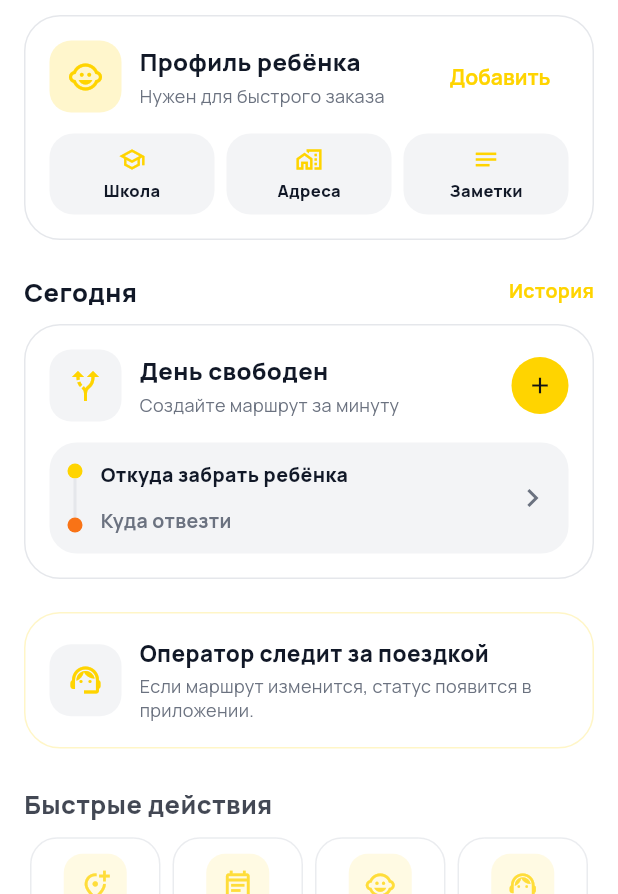
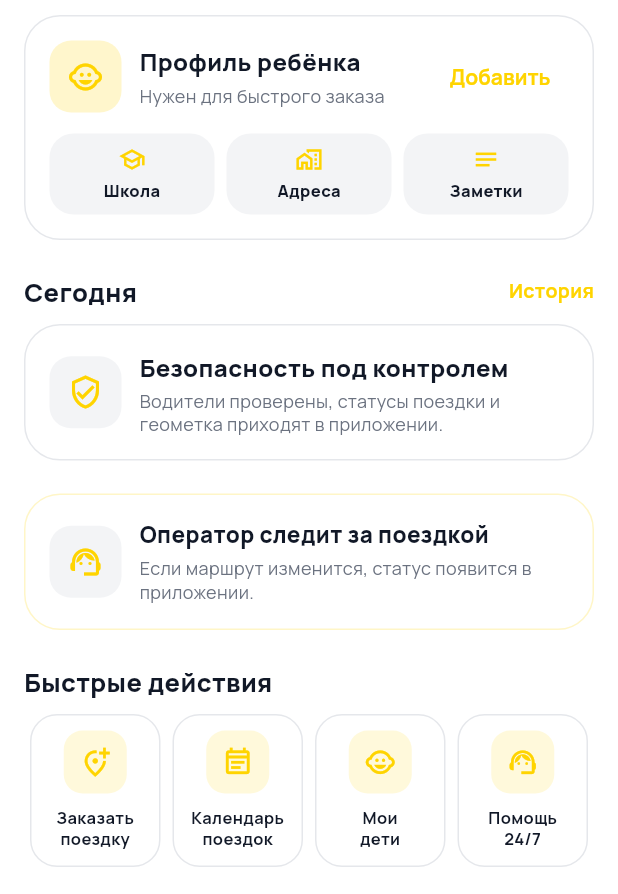
Before and after one commit to b1rzhaan/taxikids, a Flutter app: the ParentHomeScreen screen opened directly, scrolled down 338 dp, on a phone screen of 412 x 824 dp, the part 342-1236 px from its top. Run offline on Flutter 3.47's test engine with Material 3 defaults, Android fonts, the light colour scheme and no system bars; our stand-ins replace dio, flutter_map, flutter_tts, geolocator, google_fonts, image_picker and 3 more; missing offline and left inert: flutter_map_cancellable_tile_provider; accounts and stored records are empty; network calls fail.

Commit message:
Fix support text and parent navigation polish

```diff
--- a/mobile/lib/features/parent/parent_home_screen.dart
+++ b/mobile/lib/features/parent/parent_home_screen.dart
@@ -640,58 +640,38 @@ class _ParentHomeScreenState extends State<ParentHomeScreen> {
   }
 
   Widget _todayPlanEmpty() {
-    return GestureDetector(
-      onTap: _order,
-      child: Container(
+    return Container(
       padding: const EdgeInsets.all(16),
       decoration: BoxDecoration(
         color: AppColors.surface,
         borderRadius: BorderRadius.circular(24),
         border: Border.all(color: AppColors.line),
       ),
-        child: Column(
+      child: const Row(
         children: [
-            Row(
-              children: [
-                const SoftIcon(Icons.alt_route_outlined, size: 48),
-                const SizedBox(width: 12),
-                const Expanded(
+          SoftIcon(Icons.verified_user_outlined, size: 48),
+          SizedBox(width: 12),
+          Expanded(
             child: Column(
               crossAxisAlignment: CrossAxisAlignment.start,
               children: [
                 Text(
-                        'День свободен',
+                  'Безопасность под контролем',
+                  style: TextStyle(fontSize: 16, fontWeight: FontWeight.w900),
+                ),
+                SizedBox(height: 4),
+                Text(
+                  'Водители проверены, статусы поездки и геометка приходят в приложении.',
                   style: TextStyle(
-                          fontSize: 16,
-                          fontWeight: FontWeight.w900,
+                    color: AppColors.muted,
+                    fontSize: 12,
+                    height: 1.25,
                   ),
-                      ),
-                      SizedBox(height: 3),
-                      Text(
-                        'Создайте маршрут за минуту',
-                        style: TextStyle(color: AppColors.muted, fontSize: 12),
                 ),
               ],
             ),
           ),
-                Container(
-                  padding: const EdgeInsets.all(10),
-                  decoration: const BoxDecoration(
-                    color: AppColors.brand,
-                    shape: BoxShape.circle,
-                  ),
-                  child: const Icon(
-                    Icons.add,
-                    color: AppColors.onBrand,
-                    size: 18,
-                  ),
-                ),
         ],
-            ),
-            const SizedBox(height: 14),
-            const _RoutePreview(),
-          ],
-        ),
       ),
     );
   }
@@ -968,63 +948,3 @@ class _ChecklistItem extends StatelessWidget {
     );
   }
 }
-
-class _RoutePreview extends StatelessWidget {
-  const _RoutePreview();
-
-  @override
-  Widget build(BuildContext context) {
-    return Container(
-      padding: const EdgeInsets.all(12),
-      decoration: BoxDecoration(
-        color: AppColors.surface2,
-        borderRadius: BorderRadius.circular(18),
-      ),
-      child: Row(
-        children: [
-          Column(
-            children: [
-              _routeDot(AppColors.brand),
-              Container(width: 2, height: 26, color: AppColors.line),
-              _routeDot(const Color(0xFFF97316)),
-            ],
-          ),
-          const SizedBox(width: 12),
-          const Expanded(
-            child: Column(
-              crossAxisAlignment: CrossAxisAlignment.start,
-              children: [
-                Text(
-                  'Откуда забрать ребёнка',
-                  maxLines: 1,
-                  overflow: TextOverflow.ellipsis,
-                  style: TextStyle(fontWeight: FontWeight.w800, fontSize: 13),
-                ),
-                SizedBox(height: 12),
-                Text(
-                  'Куда отвезти',
-                  maxLines: 1,
-                  overflow: TextOverflow.ellipsis,
-                  style: TextStyle(
-                    color: AppColors.muted,
-                    fontWeight: FontWeight.w700,
-                    fontSize: 13,
-                  ),
-                ),
-              ],
-            ),
-          ),
-          const Icon(Icons.chevron_right, color: AppColors.muted),
-        ],
-      ),
-    );
-  }
-
-  Widget _routeDot(Color color) {
-    return Container(
-      width: 10,
-      height: 10,
-      decoration: BoxDecoration(color: color, shape: BoxShape.circle),
-    );
-  }
-}
--- a/mobile/lib/widgets/app_bottom_nav.dart
+++ b/mobile/lib/widgets/app_bottom_nav.dart
@@ -86,7 +86,7 @@ class AppBottomNav extends StatelessWidget {
               Positioned(
                 left: 0,
                 right: 0,
-                bottom: 48,
+                bottom: 12,
                 child: Material(
                   color: Colors.transparent,
                   child: Center(
```
Also changed, not shown: mobile/lib/features/parent/history_screen.dart (+40 -10 lines), mobile/lib/features/parent/messages_screen.dart (+8 -8 lines). Lines whose indentation alone changed are shown as unchanged.
